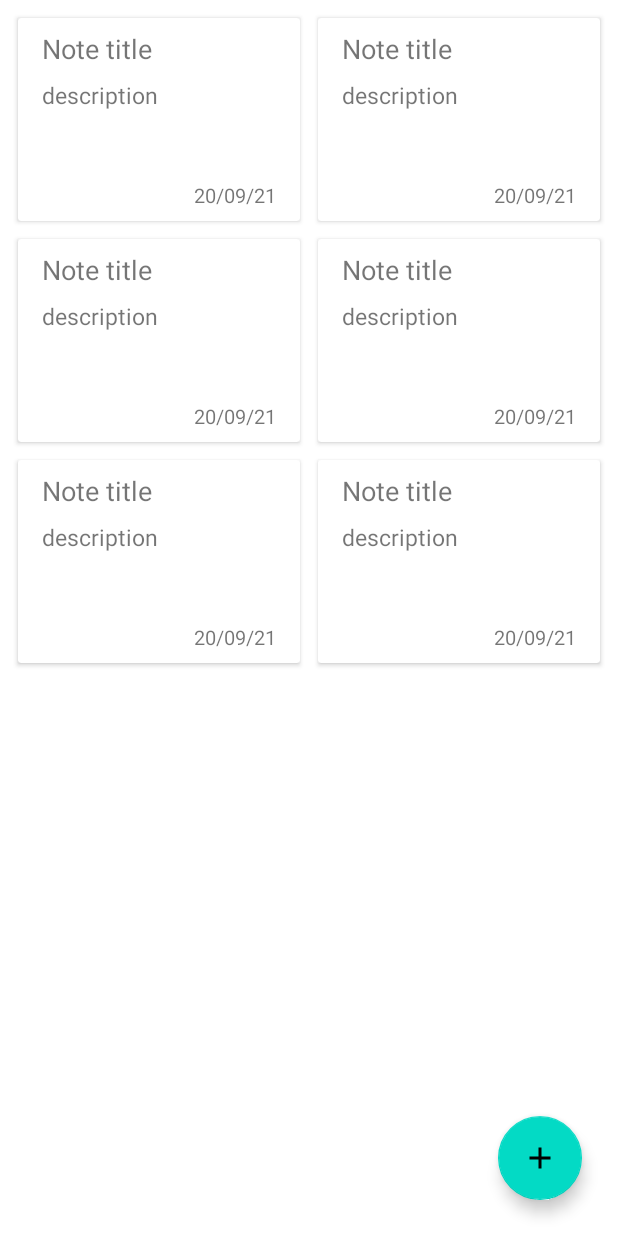
After one commit to akshatoxy/NoteKeeper, an Android app: the layout fragment_note_list.xml on its own in the app's theme, with its tools: preview values and no code run, on a phone screen of 412 x 824 dp. The commit adds this screen. Run offline under Robolectric (Android 15) with nearby library versions, the phone set to English and light mode, and no system bars.

Commit message:
Added recycler view to show the list of notes, also added data binding

```diff
--- a/app/build.gradle
+++ b/app/build.gradle
@@ -22,6 +22,11 @@ android {
             proguardFiles getDefaultProguardFile('proguard-android-optimize.txt'), 'proguard-rules.pro'
         }
     }
+
+    buildFeatures{
+        dataBinding true
+    }
+
     compileOptions {
         sourceCompatibility JavaVersion.VERSION_1_8
         targetCompatibility JavaVersion.VERSION_1_8
--- a/app/src/main/java/com/example/notekeeper/ui/MainActivity.java
+++ b/app/src/main/java/com/example/notekeeper/ui/MainActivity.java
@@ -1,17 +1,15 @@
 package com.example.notekeeper.ui;
 
 import androidx.appcompat.app.AppCompatActivity;
-import androidx.lifecycle.ViewModelProvider;
 
 import android.os.Bundle;
-import android.widget.Toast;
 
 import com.example.notekeeper.R;
-import com.example.notekeeper.viewmodel.NoteViewModel;
+import com.example.notekeeper.viewmodel.NoteListViewModel;
 
 public class MainActivity extends AppCompatActivity {
 
-    private NoteViewModel noteViewModel;
+    private NoteListViewModel noteListViewModel;
 
     @Override
     protected void onCreate(Bundle savedInstanceState) {
--- a/app/src/main/java/com/example/notekeeper/viewmodel/NoteViewModel.java
+++ b/app/src/main/java/com/example/notekeeper/viewmodel/NoteListViewModel.java
@@ -11,12 +11,12 @@ import com.example.notekeeper.repository.NoteRepository;
 
 import java.util.List;
 
-public class NoteViewModel extends AndroidViewModel {
+public class NoteListViewModel extends AndroidViewModel {
 
     private NoteRepository noteRepository;
     private LiveData<List<Note>> allNotes;
 
-    public NoteViewModel(@NonNull Application application) {
+    public NoteListViewModel(@NonNull Application application) {
         super(application);
         initialize();
     }
--- /dev/null
+++ b/app/src/main/res/drawable/ic_add.xml
@@ -0,0 +1,10 @@
+<vector xmlns:android="http://schemas.android.com/apk/res/android"
+    android:width="24dp"
+    android:height="24dp"
+    android:viewportWidth="24"
+    android:viewportHeight="24"
+    android:tint="?attr/colorControlNormal">
+  <path
+      android:fillColor="@android:color/white"
+      android:pathData="M19,13h-6v6h-2v-6H5v-2h6V5h2v6h6v2z"/>
+</vector>
--- a/app/src/main/res/layout/activity_main.xml
+++ b/app/src/main/res/layout/activity_main.xml
@@ -8,12 +8,13 @@
 
     <fragment
         android:id="@+id/fragment"
-        android:name="com.example.notekeeper.ui.NoteFragment"
+        android:name="com.example.notekeeper.ui.NoteListFragment"
         android:layout_width="0dp"
         android:layout_height="0dp"
         app:layout_constraintBottom_toBottomOf="parent"
         app:layout_constraintEnd_toEndOf="parent"
         app:layout_constraintStart_toStartOf="parent"
-        app:layout_constraintTop_toTopOf="parent" />
+        app:layout_constraintTop_toTopOf="parent"
+        tools:layout="@layout/fragment_note_list" />
 
 </androidx.constraintlayout.widget.ConstraintLayout>
--- /dev/null
+++ b/app/src/main/res/layout/fragment_note_list.xml
@@ -0,0 +1,44 @@
+<?xml version="1.0" encoding="utf-8"?>
+<layout xmlns:android="http://schemas.android.com/apk/res/android"
+    xmlns:app="http://schemas.android.com/apk/res-auto"
+    xmlns:tools="http://schemas.android.com/tools">
+
+    <data>
+        <variable
+            name="noteListViewModel"
+            type="com.example.notekeeper.viewmodel.NoteListViewModel" />
+    </data>
+
+    <androidx.constraintlayout.widget.ConstraintLayout
+        android:layout_width="match_parent"
+        android:layout_height="match_parent"
+        tools:context=".ui.NoteListFragment">
+
+        <androidx.recyclerview.widget.RecyclerView
+            android:id="@+id/note_list"
+            android:layout_width="0dp"
+            android:layout_height="0dp"
+            android:padding="6dp"
+            app:spanCount="2"
+            app:layoutManager="androidx.recyclerview.widget.GridLayoutManager"
+            app:layout_constraintBottom_toBottomOf="parent"
+            app:layout_constraintEnd_toEndOf="parent"
+            app:layout_constraintStart_toStartOf="parent"
+            app:layout_constraintTop_toTopOf="parent"
+            app:listData="@{noteListViewModel.allNotes}"
+            tools:listitem="@layout/note_item"
+            tools:itemCount="40"/>
+
+        <com.google.android.material.floatingactionbutton.FloatingActionButton
+            android:id="@+id/add_note_btn"
+            android:layout_width="wrap_content"
+            android:layout_height="wrap_content"
+            android:layout_marginEnd="24dp"
+            android:layout_marginRight="24dp"
+            android:layout_marginBottom="24dp"
+            android:contentDescription="@string/add_note"
+            android:src="@drawable/ic_add"
+            app:layout_constraintBottom_toBottomOf="parent"
+            app:layout_constraintEnd_toEndOf="parent" />
+    </androidx.constraintlayout.widget.ConstraintLayout>
+</layout>
--- /dev/null
+++ b/app/src/main/res/layout/note_item.xml
@@ -0,0 +1,70 @@
+<?xml version="1.0" encoding="utf-8"?>
+<layout xmlns:app="http://schemas.android.com/apk/res-auto"
+    xmlns:android="http://schemas.android.com/apk/res/android"
+    xmlns:tools="http://schemas.android.com/tools">
+
+    <data>
+        <variable
+            name="note"
+            type="com.example.notekeeper.model.Note" />
+    </data>
+
+
+    <androidx.cardview.widget.CardView
+        android:layout_width="match_parent"
+        android:layout_height="135dp"
+        android:layout_marginTop="6dp"
+        android:layout_marginLeft="6dp"
+        android:layout_marginRight="6dp"
+        android:layout_marginBottom="6dp"
+        app:priorityColor="@{note.priority}">
+
+        <androidx.constraintlayout.widget.ConstraintLayout
+            android:layout_width="match_parent"
+            android:layout_height="match_parent">
+
+            <TextView
+                android:id="@+id/note_title_text"
+                android:layout_width="wrap_content"
+                android:layout_height="wrap_content"
+                android:layout_marginLeft="16dp"
+                android:layout_marginStart="16dp"
+                android:layout_marginTop="8dp"
+                android:textSize="18sp"
+                android:text="@{note.title}"
+                app:layout_constraintStart_toStartOf="parent"
+                app:layout_constraintTop_toTopOf="parent"
+                tools:text="Note title"/>
+
+            <TextView
+                android:id="@+id/note_description_text"
+                android:layout_width="0dp"
+                android:layout_height="0dp"
+                android:layout_marginTop="8dp"
+                android:ellipsize="end"
+                android:maxLines="3"
+                android:text="@{note.description}"
+                android:textSize="15sp"
+                app:layout_constraintBottom_toTopOf="@+id/note_created_text"
+                app:layout_constraintEnd_toEndOf="@+id/note_created_text"
+                app:layout_constraintStart_toStartOf="@+id/note_title_text"
+                app:layout_constraintTop_toBottomOf="@+id/note_title_text"
+                tools:text="description" />
+
+            <TextView
+                android:id="@+id/note_created_text"
+                android:layout_width="wrap_content"
+                android:layout_height="wrap_content"
+                android:layout_marginEnd="16dp"
+                android:layout_marginRight="16dp"
+                android:layout_marginBottom="8dp"
+                android:textSize="13sp"
+                android:text="@{note.createdOn}"
+                app:layout_constraintEnd_toEndOf="parent"
+                app:layout_constraintBottom_toBottomOf="parent"
+                tools:layout_editor_absoluteY="144dp"
+                tools:text="20/09/21" />
+
+        </androidx.constraintlayout.widget.ConstraintLayout>
+    </androidx.cardview.widget.CardView>
+</layout>
--- a/app/src/main/res/values/strings.xml
+++ b/app/src/main/res/values/strings.xml
@@ -2,4 +2,5 @@
     <string name="app_name">NoteKeeper</string>
     <!-- TODO: Remove or change this placeholder text -->
     <string name="hello_blank_fragment">Hello blank fragment</string>
+    <string name="add_note">Add Note</string>
 </resources>
```
Also changed, not shown: app/src/main/java/com/example/notekeeper/Util/BindingAdapters.java (added, +51 -0 lines), app/src/main/java/com/example/notekeeper/database/NoteDatabase.java (+5 -5 lines), app/src/main/java/com/example/notekeeper/model/Note.java (+17 -1 lines), app/src/main/java/com/example/notekeeper/ui/NoteFragment.java (deleted, +0 -41 lines), app/src/main/java/com/example/notekeeper/ui/NoteListAdapter.java (added, +46 -0 lines), app/src/main/java/com/example/notekeeper/ui/NoteListDiffUtil.java (added, +18 -0 lines), app/src/main/java/com/example/notekeeper/ui/NoteListFragment.java (added, +47 -0 lines), app/src/main/res/layout/fragment_note.xml (deleted, +0 -14 lines), app/src/main/res/values/colors.xml (+7 -0 lines).
